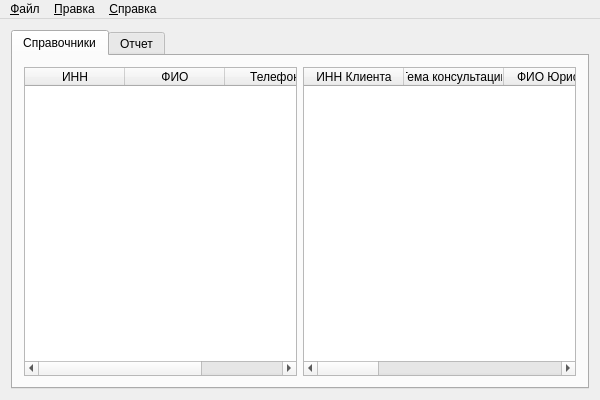
This is KursProject.ui in TheFusterMan/KursProject as Qt 5 draws it before an edit. The edited form follows.
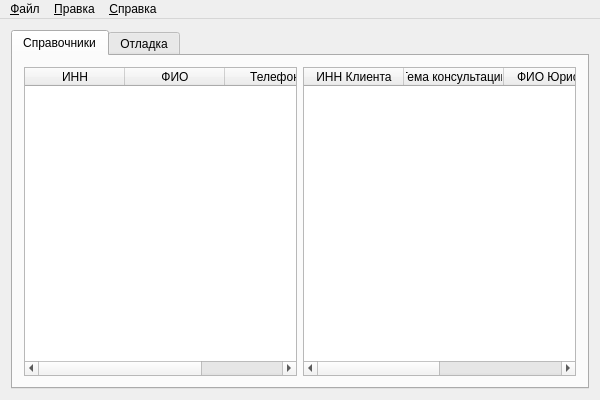
This is the edited form. The open tabs and pages were chosen to show the change.

Commit message: Интерфейс теперь в .ui файле

Patch:
```diff
--- a/KursProject.ui
+++ b/KursProject.ui
@@ -95,8 +95,14 @@
            <enum>QAbstractItemView::SelectRows</enum>
           </property>
           <property name="columnCount">
-           <number>8</number>
+           <number>4</number>
           </property>
+          <attribute name="horizontalHeaderCascadingSectionResizes">
+           <bool>true</bool>
+          </attribute>
+          <attribute name="horizontalHeaderMinimumSectionSize">
+           <number>50</number>
+          </attribute>
           <attribute name="horizontalHeaderStretchLastSection">
            <bool>true</bool>
           </attribute>
@@ -123,17 +129,13 @@
             <string>Дата</string>
            </property>
           </column>
-          <column/>
-          <column/>
-          <column/>
-          <column/>
          </widget>
         </item>
        </layout>
       </widget>
       <widget class="QWidget" name="reportTab">
        <attribute name="title">
-        <string>Отчет</string>
+        <string>Отладка</string>
        </attribute>
       </widget>
      </widget>
```
Left out of the diff: 7 changed lines with no effect on the pictures. The commit also changes 2 other files.
